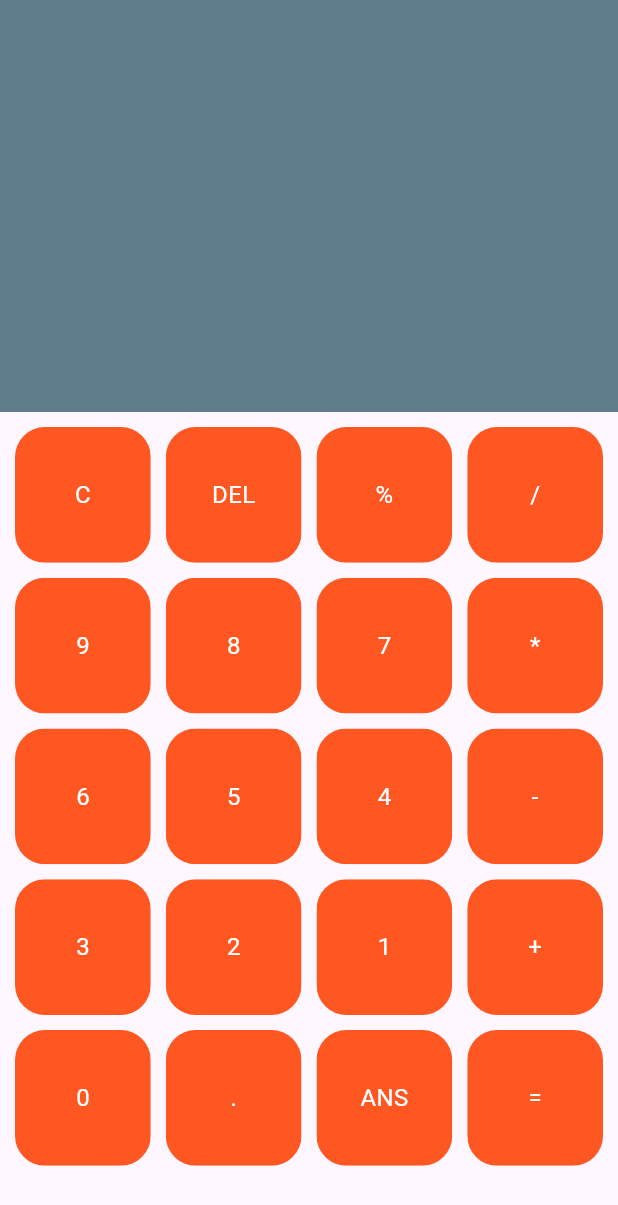
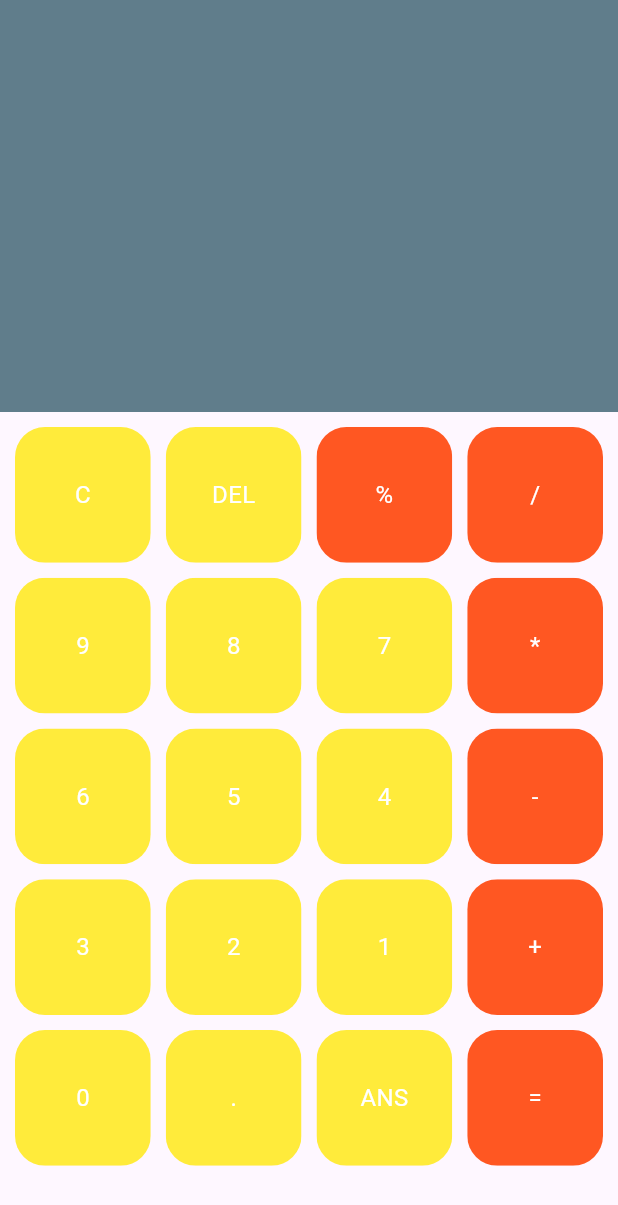
Before and after one commit to Magesh08/Calculator-App, a Flutter app: the screen it shows after launch, on a phone screen of 412 x 824 dp. Shown: the top 1205 px of the screen. Run offline on Flutter 3.47's test engine with Material 3 defaults, Android fonts, the phone set to English and light mode, and no system bars.

Commit message:
btn clr change

```diff
--- a/lib/pages/homepage.dart
+++ b/lib/pages/homepage.dart
@@ -47,7 +47,17 @@ class _HomepageState extends State<Homepage> {
               flex: 2,
               child: Container(
                 padding: EdgeInsets.all(10.0),
-                child: GridView.builder(
+                child: buildButtonGrid(),
+              ),
+            ),
+          ],
+        ),
+      ),
+    );
+  }
+
+  Widget buildButtonGrid() {
+    return GridView.builder(
       gridDelegate: SliverGridDelegateWithFixedCrossAxisCount(
         crossAxisCount: 4,
         crossAxisSpacing: 10.0,
@@ -56,17 +66,17 @@ class _HomepageState extends State<Homepage> {
       itemCount: buttons.length,
       itemBuilder: (BuildContext context, int index) {
         return MyButtons(
-                      color: Colors.deepOrange,
+          color: isOperatorSymbol(buttons[index])
+              ? Colors.deepOrange
+              : Colors.yellow,
           textColor: Colors.white,
           buttonText: buttons[index],
         );
       },
-                ),
-              ),
-            ),
-          ],
-        ),
-      ),
     );
   }
+
+  bool isOperatorSymbol(String x) {
+    return ['%', '/', '-', '+', '*', '='].contains(x);
   }
+}
```
Lines whose indentation alone changed are shown as unchanged.
